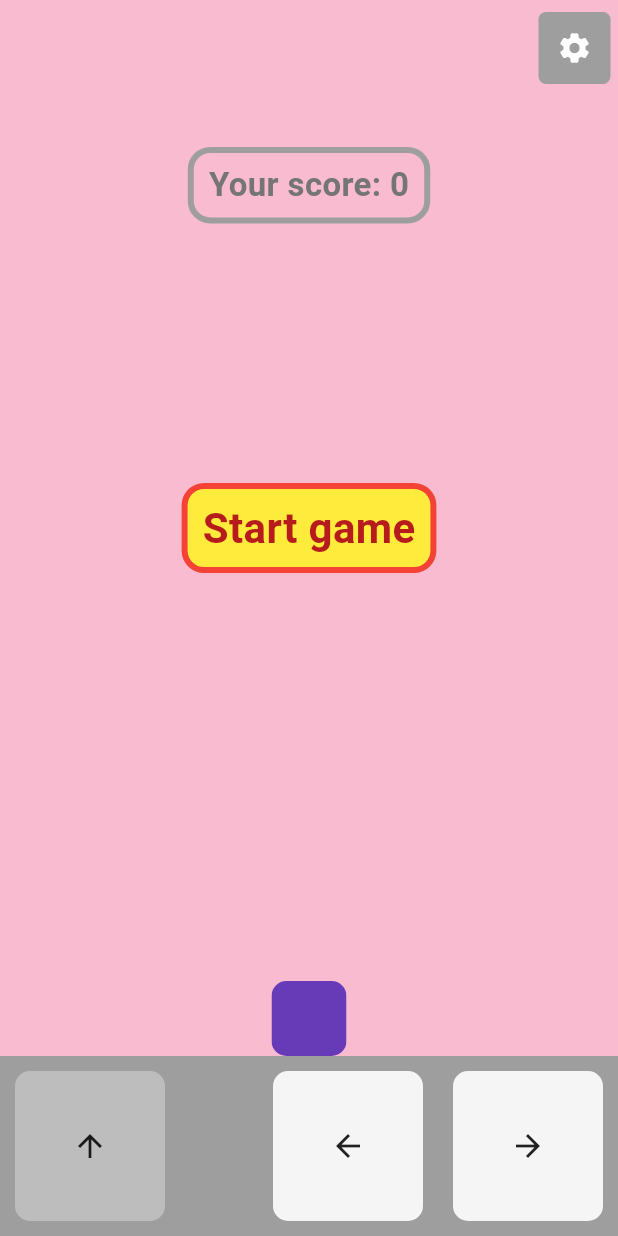
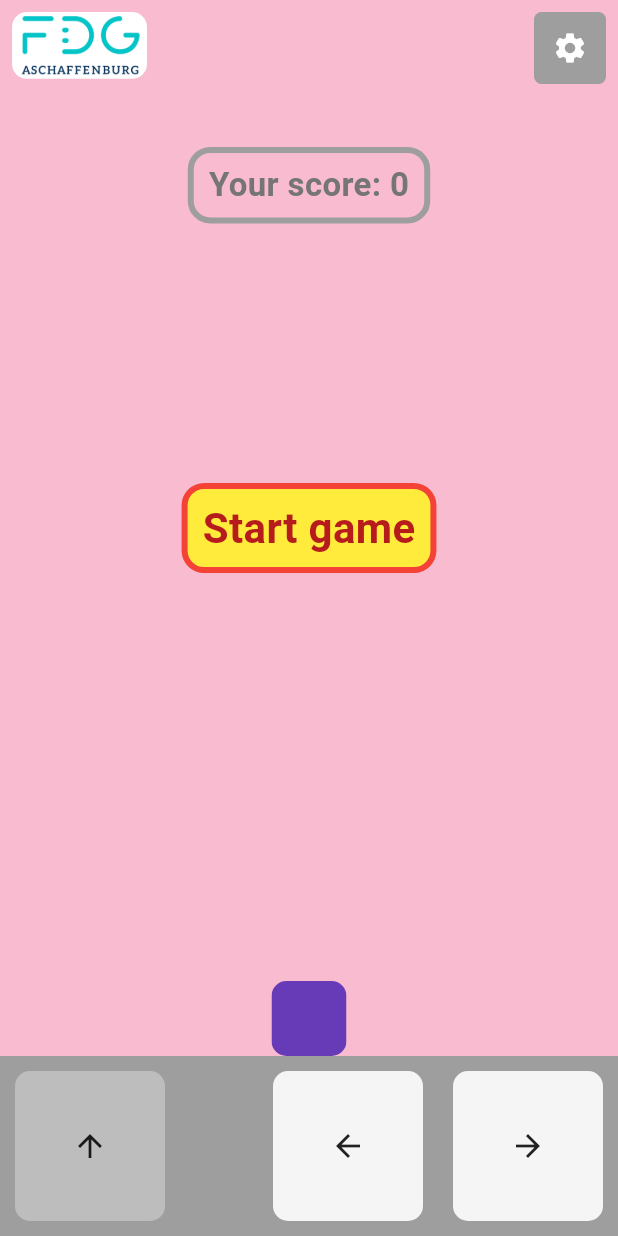
Before and after one commit to fdg2425/bubbleTrouble_flutter_navalnorth_forked, a Flutter app: the screen it shows after launch, on a phone screen of 412 x 824 dp. Run offline on Flutter 3.47's test engine with Material 3 defaults, Android fonts, the phone set to English and light mode, and no system bars.

Commit message:
added an animated FDG Logo. The logo was taken from https://fdg-ab.de/wp-content/uploads/2025/03/cropped-FDG-Logo_kompakt_rgb-1024x507.png, then opened in Paint3D and saved to give him a white background.

```diff
--- /dev/null
+++ b/lib/helper_widgets/fdg_logo_animation_widget.dart
@@ -0,0 +1,36 @@
+import 'dart:math';
+
+import 'package:flutter/material.dart';
+
+class FdgLogoAnimationWidget extends StatelessWidget {
+  const FdgLogoAnimationWidget({
+    super.key,
+    required this.finalTop,
+    required this.finalLeft,
+    required Animation<double> animation,
+    required this.playingAreaSize,
+  }) : _animation = animation;
+
+  final double finalTop;
+  final double finalLeft;
+  final Animation<double> _animation;
+  final Size playingAreaSize;
+
+  @override
+  Widget build(BuildContext context) {
+    return Positioned(
+      top: finalTop + (1 - _animation.value) * playingAreaSize.height / 2,
+      left: finalLeft + (1 - _animation.value) * playingAreaSize.width / 2,
+      child: Transform(
+        transform: Matrix4.rotationX(_animation.value * 4 * pi),
+        alignment: Alignment.center,
+        child: ClipRRect(
+            borderRadius: const BorderRadius.all(Radius.circular(10)),
+            child: Image.asset(
+              "assets/images/FDG_Logo.png",
+              width: 90 - (1 - _animation.value) * 90,
+            )),
+      ),
+    );
+  }
+}
--- a/lib/homepage.dart
+++ b/lib/homepage.dart
@@ -1,9 +1,9 @@
 // ignore_for_file: avoid_print
 
 import 'dart:async';
-
 import 'package:flutter/material.dart';
 import 'package:flutter/services.dart';
+import 'helper_widgets/fdg_logo_animation_widget.dart';
 import 'settings/settings_provider.dart';
 import 'ball.dart';
 import 'helper_widgets/button.dart';
@@ -22,7 +22,8 @@ class HomePage extends StatefulWidget {
   State<HomePage> createState() => _HomePageState();
 }
 
-class _HomePageState extends State<HomePage> {
+class _HomePageState extends State<HomePage>
+    with SingleTickerProviderStateMixin {
   // the SettingsProvider
   late SettingsProvider settingsProvider;
 
@@ -45,6 +46,16 @@ class _HomePageState extends State<HomePage> {
   DateTime? dtAddBall;
   DateTime? dtLastMissileTimer;
 
+  // for animation
+  // BTW: the code for the animation was taken from Gemini after asking 4 questions:
+  // a) Flutter rotate image animation
+  // b) Is this possible without AnimationBuilder by using _animation.value in a Matrix4
+  // c) how to run the animation only once started e.g. by a button press
+  // d) how to make animation not linear, but first fast and then slow
+
+  late AnimationController _controller;
+  late Animation<double> _animation;
+
   // for timer and build statistics
   var timerCounter = CycleCounter();
   var buildCounter = CycleCounter();
@@ -58,11 +69,40 @@ class _HomePageState extends State<HomePage> {
     WidgetsBinding.instance.addPostFrameCallback((_) {
       _focusNode.requestFocus();
     });
+
+    _controller = AnimationController(
+      duration: const Duration(seconds: 2), // Duration for one full rotation
+      vsync: this, // The TickerProvider
+    );
+
+    _animation = Tween<double>(
+      begin: 0.0,
+      end: 1, // One full circle
+    ).animate(CurvedAnimation(
+      parent: _controller,
+      curve: Curves.easeOutCubic, // Or Curves.easeOut, Curves.decelerate, etc.
+    ));
+
+    // IMPORTANT: Add a listener to rebuild the widget on every animation tick
+    _animation.addListener(() {
+      setState(() {
+        // This will trigger a rebuild of the entire Matrix4RotationScreen
+        // whenever the _animation's value changes.
+      });
+    });
+
+    // Make the animation repeat indefinitely
+    //_controller.repeat();
+    _controller.forward();
   }
 
   @override
   void dispose() {
     _focusNode.dispose();
+    _animation
+        .removeListener(() {}); // Remove the listener to prevent memory leaks
+    _controller.dispose(); // Important: Dispose the controller
+
     super.dispose();
   }
 
@@ -99,7 +139,7 @@ class _HomePageState extends State<HomePage> {
   }
 
   // the margin we leave in PlayingArea on left, top and right e.g. for the SettingsButton
-  final double playingAreaInset = 5;
+  final double playingAreaInset = 8;
 
   double getFirstLineTop() =>
       MediaQuery.of(context).padding.top + playingAreaInset;
@@ -125,7 +165,9 @@ class _HomePageState extends State<HomePage> {
       player.moveToCenter(playingAreaSize);
     });
 
-    dtAddBall = DateTime.now().add(const Duration(seconds: 10));
+    // First we started with 10. But then the text displayed in the game shrinks when going from 10 to 9.
+    // That did not look good. So we start with 9.
+    dtAddBall = DateTime.now().add(const Duration(seconds: 9));
 
     // By increasing the cycle time to 40ms we try to ensure, that we have a
     // similar ball speed on different machines and also in Debug and Release.
@@ -307,8 +349,13 @@ class _HomePageState extends State<HomePage> {
                   child: Stack(
                     alignment: Alignment.center,
                     children: [
+                      FdgLogoAnimationWidget(
+                          finalTop: getFirstLineTop(),
+                          finalLeft: playingAreaInset,
+                          animation: _animation,
+                          playingAreaSize: playingAreaSize),
                       ShowSettingsButton(
-                        top: getFirstLineTop() + 3,
+                        top: getFirstLineTop(),
                         right: playingAreaInset,
                         settingsProvider: settingsProvider,
                       ),
@@ -400,9 +447,9 @@ class _HomePageState extends State<HomePage> {
   }
 
   Widget showAdditionalBallInfo(double? secondsTillAdditionalBall) {
-    return Positioned(
-        top: getFirstLineTop(),
-        left: playingAreaInset,
+    return Container(
+        margin: EdgeInsets.only(top: getFirstLineTop()),
+        alignment: Alignment.topCenter,
         child: Text(
             "additional ball in ${secondsTillAdditionalBall != null ? secondsTillAdditionalBall.toStringAsFixed(1) : 0}s",
             style: TextStyle(color: Colors.grey.shade600, fontSize: 16)));
--- a/pubspec.yaml
+++ b/pubspec.yaml
@@ -59,8 +59,8 @@ flutter:
   uses-material-design: true
 
   # To add assets to your application, add an assets section, like this:
-  # assets:
-  #   - images/a_dot_burr.jpeg
+  assets:
+    - assets/images/
   #   - images/a_dot_ham.jpeg
 
   # An image asset can refer to one or more resolution-specific "variants", see
```
Also changed, not shown: assets/images/FDG_Logo.png (added).
